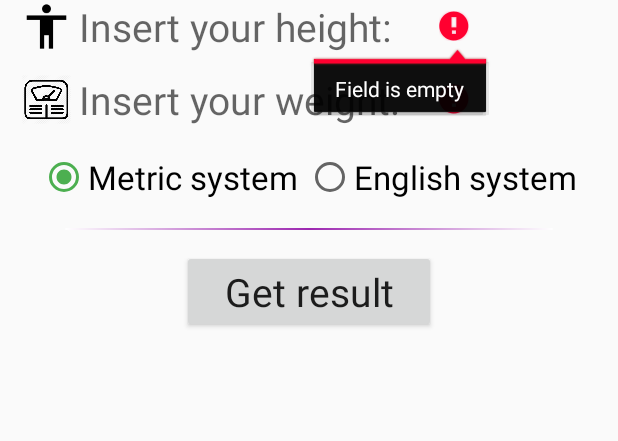
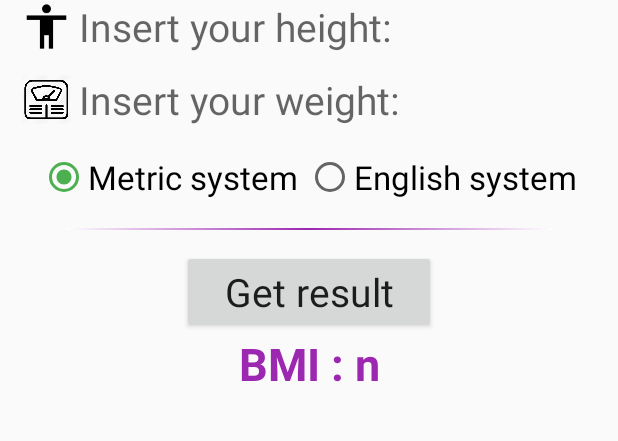
Before and after one commit to faramarzaf/BMI, an Android app: the screen it shows after launch (MainActivity), after a tap on "Get result", on a phone screen of 412 x 824 dp, the part 299-740 px from its top. Run offline under Robolectric (Android 15) with nearby library versions, the phone set to English and light mode, and no system bars; our stand-ins replace sdp/ssp sizes; 5 statements that could not run were skipped.

Commit message:
some logocal expressions fixed

```diff
--- a/app/src/main/java/com/google/bmi/MainActivity.java
+++ b/app/src/main/java/com/google/bmi/MainActivity.java
@@ -34,19 +34,6 @@ public class MainActivity extends AppCompatActivity {
             public void onClick(View v) {
                 if (v.getId() == btn_calc.getId()) {
 
-                    if (weight.length() == 0 && height.length() != 0) {
-                        weight.setError("Field is empty");
-
-                    }
-                    if (weight.length() != 0 && height.length() == 0) {
-                        height.setError("Field is empty");
-
-                    }
-                    if (weight.length() == 0 && height.length() == 0) {
-                        height.setError("Field is empty");
-                        weight.setError("Field is empty");
-                    } else {
-
                     RadioGroup radio_group = findViewById(R.id.radio_group);
                     int radioButtonID = radio_group.getCheckedRadioButtonId();
                     RadioButton radioButton = radio_group.findViewById(radioButtonID);
@@ -70,7 +57,7 @@ public class MainActivity extends AppCompatActivity {
                             explain.setText("You are overweight");
                             explain.setTextColor(Color.rgb(227, 177, 50));
 
-                            } else {
+                        } else if (javab > 30) {
                             explain.setText("You are obese");
                             explain.setTextColor(Color.rgb(226, 27, 24));
                         }
@@ -94,7 +81,7 @@ public class MainActivity extends AppCompatActivity {
                             explain.setText("You are overweight");
                             explain.setTextColor(Color.rgb(227, 177, 50));
 
-                            } else {
+                        } else if (javab > 30) {
                             explain.setText("You are obese");
                             explain.setTextColor(Color.rgb(226, 27, 24));
                         }
@@ -104,7 +91,7 @@ public class MainActivity extends AppCompatActivity {
                 }
 
             }
-            }
+
 
         });
 
```
Lines whose indentation alone changed are shown as unchanged.
